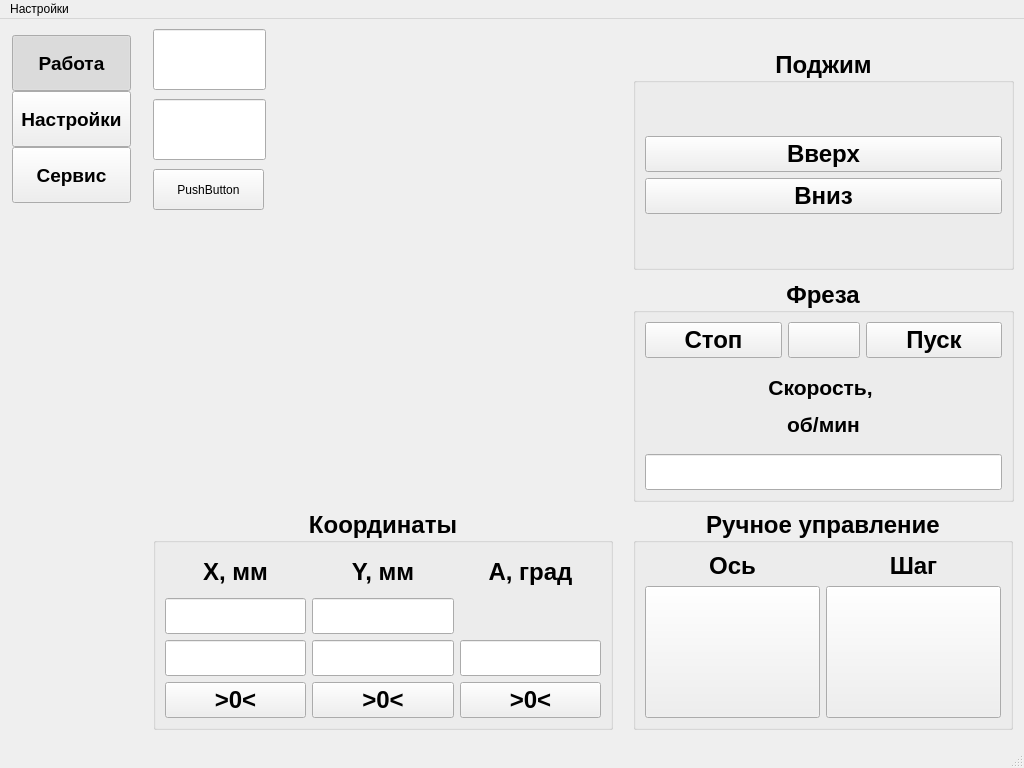
First picture: the form in mainwindow.ui, repository Wooferpenza/HMI, before the edit.
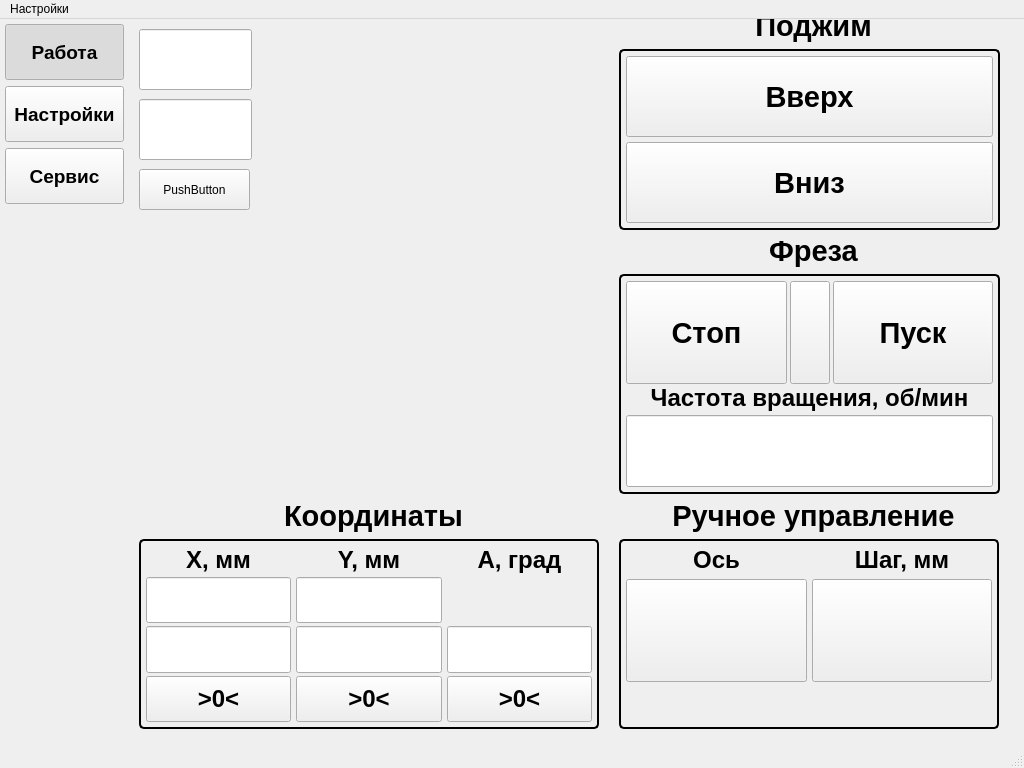
Second picture: the form after the edit. Custom widgets are drawn as their Qt base class.

The edit to the form file:
```diff
--- a/mainwindow.ui
+++ b/mainwindow.ui
@@ -47,20 +47,23 @@
     </property>
     <item>
      <layout class="QVBoxLayout" name="verticalLayout_nav">
+      <property name="spacing">
+       <number>6</number>
+      </property>
       <property name="sizeConstraint">
        <enum>QLayout::SizeConstraint::SetMinAndMaxSize</enum>
       </property>
       <property name="leftMargin">
-       <number>12</number>
+       <number>5</number>
       </property>
       <property name="topMargin">
-       <number>16</number>
+       <number>5</number>
       </property>
       <property name="rightMargin">
-       <number>12</number>
+       <number>5</number>
       </property>
       <property name="bottomMargin">
-       <number>16</number>
+       <number>5</number>
       </property>
       <item>
        <widget class="QToolButton" name="navButtonOverview">
@@ -285,17 +288,29 @@
           <property name="geometry">
            <rect>
             <x>10</x>
-            <y>490</y>
+            <y>480</y>
             <width>460</width>
-            <height>221</height>
+            <height>230</height>
            </rect>
           </property>
           <property name="font">
            <font>
-            <pointsize>18</pointsize>
+            <pointsize>22</pointsize>
             <bold>true</bold>
            </font>
           </property>
+          <property name="styleSheet">
+           <string notr="true">QGroupBox {
+    border: 2px solid #000000; /* 3px — толщина линии, solid — сплошная, дальше цвет */
+    border-radius: 5px;       /* Скругление углов (можно убрать) */
+    margin-top: 40px;         /* Отступ сверху, чтобы рамка не пересекала текст */
+}
+QGroupBox::title {
+    subcontrol-origin: margin;
+    subcontrol-position: top center; /* Позиция текста: слева (можно top center) */
+    padding: 0 5px;                /* Отступы слева/справа от текста */
+}</string>
+          </property>
           <property name="title">
            <string>Координаты</string>
           </property>
@@ -309,12 +324,36 @@
            <bool>false</bool>
           </property>
           <layout class="QHBoxLayout" name="horizontalLayout">
+           <property name="spacing">
+            <number>5</number>
+           </property>
+           <property name="leftMargin">
+            <number>5</number>
+           </property>
+           <property name="topMargin">
+            <number>5</number>
+           </property>
+           <property name="rightMargin">
+            <number>5</number>
+           </property>
+           <property name="bottomMargin">
+            <number>5</number>
+           </property>
            <item>
             <layout class="QGridLayout" name="gridLayout">
+             <property name="sizeConstraint">
+              <enum>QLayout::SizeConstraint::SetDefaultConstraint</enum>
+             </property>
+             <property name="horizontalSpacing">
+              <number>5</number>
+             </property>
+             <property name="verticalSpacing">
+              <number>3</number>
+             </property>
              <item row="2" column="2">
               <widget class="QLabel" name="label_2">
                <property name="sizePolicy">
-                <sizepolicy hsizetype="Minimum" vsizetype="Preferred">
+                <sizepolicy hsizetype="Minimum" vsizetype="Maximum">
                  <horstretch>0</horstretch>
                  <verstretch>0</verstretch>
                 </sizepolicy>
@@ -325,6 +364,12 @@
                  <height>0</height>
                 </size>
                </property>
+               <property name="font">
+                <font>
+                 <pointsize>18</pointsize>
+                 <bold>true</bold>
+                </font>
+               </property>
                <property name="text">
                 <string>Y, мм</string>
                </property>
@@ -336,7 +381,7 @@
              <item row="4" column="2">
               <widget class="NumericDisplay" name="yRelDisplay">
                <property name="sizePolicy">
-                <sizepolicy hsizetype="Minimum" vsizetype="Fixed">
+                <sizepolicy hsizetype="Minimum" vsizetype="Preferred">
                  <horstretch>0</horstretch>
                  <verstretch>0</verstretch>
                 </sizepolicy>
@@ -349,8 +394,8 @@
                </property>
                <property name="font">
                 <font>
-                 <pointsize>18</pointsize>
-                 <bold>false</bold>
+                 <pointsize>22</pointsize>
+                 <bold>true</bold>
                 </font>
                </property>
                <property name="mouseTracking">
@@ -373,7 +418,7 @@
              <item row="3" column="2">
               <widget class="NumericDisplay" name="yAbsDisplay">
                <property name="sizePolicy">
-                <sizepolicy hsizetype="Minimum" vsizetype="Fixed">
+                <sizepolicy hsizetype="Minimum" vsizetype="Preferred">
                  <horstretch>0</horstretch>
                  <verstretch>0</verstretch>
                 </sizepolicy>
@@ -386,8 +431,8 @@
                </property>
                <property name="font">
                 <font>
-                 <pointsize>18</pointsize>
-                 <bold>false</bold>
+                 <pointsize>22</pointsize>
+                 <bold>true</bold>
                 </font>
                </property>
                <property name="mouseTracking">
@@ -409,12 +454,24 @@
              </item>
              <item row="5" column="0">
               <widget class="MomentaryButton" name="xRstButton">
+               <property name="sizePolicy">
+                <sizepolicy hsizetype="Minimum" vsizetype="Preferred">
+                 <horstretch>0</horstretch>
+                 <verstretch>0</verstretch>
+                </sizepolicy>
+               </property>
                <property name="minimumSize">
                 <size>
                  <width>120</width>
                  <height>0</height>
                 </size>
                </property>
+               <property name="font">
+                <font>
+                 <pointsize>18</pointsize>
+                 <bold>true</bold>
+                </font>
+               </property>
                <property name="focusPolicy">
                 <enum>Qt::FocusPolicy::NoFocus</enum>
                </property>
@@ -426,7 +483,7 @@
              <item row="3" column="0">
               <widget class="NumericDisplay" name="xAbsDisplay">
                <property name="sizePolicy">
-                <sizepolicy hsizetype="Minimum" vsizetype="Fixed">
+                <sizepolicy hsizetype="Minimum" vsizetype="Preferred">
                  <horstretch>0</horstretch>
                  <verstretch>0</verstretch>
                 </sizepolicy>
@@ -439,8 +496,8 @@
                </property>
                <property name="font">
                 <font>
-                 <pointsize>18</pointsize>
-                 <bold>false</bold>
+                 <pointsize>22</pointsize>
+                 <bold>true</bold>
                 </font>
                </property>
                <property name="mouseTracking">
@@ -465,12 +522,24 @@
              </item>
              <item row="5" column="2">
               <widget class="MomentaryButton" name="yRstButton">
+               <property name="sizePolicy">
+                <sizepolicy hsizetype="Minimum" vsizetype="Preferred">
+                 <horstretch>0</horstretch>
+                 <verstretch>0</verstretch>
+                </sizepolicy>
+               </property>
                <property name="minimumSize">
                 <size>
                  <width>120</width>
                  <height>0</height>
                 </size>
                </property>
+               <property name="font">
+                <font>
+                 <pointsize>18</pointsize>
+                 <bold>true</bold>
+                </font>
+               </property>
                <property name="focusPolicy">
                 <enum>Qt::FocusPolicy::NoFocus</enum>
                </property>
@@ -482,7 +551,7 @@
              <item row="4" column="0">
               <widget class="NumericDisplay" name="xRelDisplay">
                <property name="sizePolicy">
-                <sizepolicy hsizetype="Minimum" vsizetype="Fixed">
+                <sizepolicy hsizetype="Minimum" vsizetype="Preferred">
                  <horstretch>0</horstretch>
                  <verstretch>0</verstretch>
                 </sizepolicy>
@@ -495,8 +564,8 @@
                </property>
                <property name="font">
                 <font>
-                 <pointsize>18</pointsize>
-                 <bold>false</bold>
+                 <pointsize>22</pointsize>
+                 <bold>true</bold>
                 </font>
                </property>
                <property name="mouseTracking">
@@ -519,7 +588,7 @@
              <item row="2" column="0">
               <widget class="QLabel" name="label">
                <property name="sizePolicy">
-                <sizepolicy hsizetype="Minimum" vsizetype="Preferred">
+                <sizepolicy hsizetype="Minimum" vsizetype="Maximum">
                  <horstretch>0</horstretch>
                  <verstretch>0</verstretch>
                 </sizepolicy>
@@ -530,6 +599,12 @@
                  <height>0</height>
                 </size>
                </property>
+               <property name="font">
+                <font>
+                 <pointsize>18</pointsize>
+                 <bold>true</bold>
+                </font>
+               </property>
                <property name="layoutDirection">
                 <enum>Qt::LayoutDirection::LeftToRight</enum>
                </property>
@@ -544,7 +619,7 @@
              <item row="4" column="3">
               <widget class="NumericDisplay" name="aRelDisplay">
                <property name="sizePolicy">
-                <sizepolicy hsizetype="Minimum" vsizetype="Fixed">
+                <sizepolicy hsizetype="Minimum" vsizetype="Preferred">
                  <horstretch>0</horstretch>
                  <verstretch>0</verstretch>
                 </sizepolicy>
@@ -557,8 +632,8 @@
                </property>
                <property name="font">
                 <font>
-                 <pointsize>18</pointsize>
-                 <bold>false</bold>
+                 <pointsize>22</pointsize>
+                 <bold>true</bold>
                 </font>
                </property>
                <property name="mouseTracking">
@@ -581,7 +656,7 @@
              <item row="5" column="3">
               <widget class="MomentaryButton" name="aRstButton">
                <property name="sizePolicy">
-                <sizepolicy hsizetype="Minimum" vsizetype="Fixed">
+                <sizepolicy hsizetype="Minimum" vsizetype="Preferred">
                  <horstretch>0</horstretch>
                  <verstretch>0</verstretch>
                 </sizepolicy>
@@ -592,6 +667,12 @@
                  <height>0</height>
                 </size>
                </property>
+               <property name="font">
+                <font>
+                 <pointsize>18</pointsize>
+                 <bold>true</bold>
+                </font>
+               </property>
                <property name="focusPolicy">
                 <enum>Qt::FocusPolicy::NoFocus</enum>
                </property>
@@ -603,7 +684,7 @@
              <item row="2" column="3">
               <widget class="QLabel" name="label_3">
                <property name="sizePolicy">
-                <sizepolicy hsizetype="Minimum" vsizetype="Preferred">
+                <sizepolicy hsizetype="Minimum" vsizetype="Maximum">
                  <horstretch>0</horstretch>
                  <verstretch>0</verstretch>
                 </sizepolicy>
@@ -614,6 +695,12 @@
                  <height>0</height>
                 </size>
                </property>
+               <property name="font">
+                <font>
+                 <pointsize>18</pointsize>
+                 <bold>true</bold>
+                </font>
+               </property>
                <property name="text">
                 <string>A, град</string>
                </property>
@@ -630,17 +717,29 @@
           <property name="geometry">
            <rect>
             <x>490</x>
-            <y>490</y>
+            <y>480</y>
             <width>380</width>
-            <height>221</height>
+            <height>230</height>
            </rect>
           </property>
           <property name="font">
            <font>
-            <pointsize>18</pointsize>
+            <pointsize>22</pointsize>
             <bold>true</bold>
            </font>
           </property>
+          <property name="styleSheet">
+           <string notr="true">QGroupBox {
+    border: 2px solid #000000; /* 3px — толщина линии, solid — сплошная, дальше цвет */
+    border-radius: 5px;       /* Скругление углов (можно убрать) */
+    margin-top: 40px;         /* Отступ сверху, чтобы рамка не пересекала текст */
+}
+QGroupBox::title {
+    subcontrol-origin: margin;
+    subcontrol-position: top center; /* Позиция текста: слева (можно top center) */
+    padding: 0 5px;                /* Отступы слева/справа от текста */
+}</string>
+          </property>
           <property name="title">
            <string>Ручное управление</string>
           </property>
@@ -654,8 +753,26 @@
            <bool>false</bool>
           </property>
           <layout class="QHBoxLayout" name="horizontalLayout_2">
+           <property name="spacing">
+            <number>5</number>
+           </property>
+           <property name="leftMargin">
+            <number>5</number>
+           </property>
+           <property name="topMargin">
+            <number>5</number>
+           </property>
+           <property name="rightMargin">
+            <number>5</number>
+           </property>
+           <property name="bottomMargin">
+            <number>5</number>
+           </property>
            <item>
             <layout class="QGridLayout" name="gridLayout_2">
+             <property name="spacing">
+              <number>5</number>
+             </property>
              <item row="3" column="0">
               <widget class="MultiStateButton" name="manualAxisSelect">
                <property name="sizePolicy">
@@ -664,6 +781,12 @@
                  <verstretch>0</verstretch>
                 </sizepolicy>
                </property>
+               <property name="font">
+                <font>
+                 <pointsize>20</pointsize>
+                 <bold>true</bold>
+                </font>
+               </property>
                <property name="focusPolicy">
                 <enum>Qt::FocusPolicy::NoFocus</enum>
                </property>
@@ -693,6 +816,12 @@
                  <verstretch>0</verstretch>
                 </sizepolicy>
                </property>
+               <property name="font">
+                <font>
+                 <pointsize>22</pointsize>
+                 <bold>true</bold>
+                </font>
+               </property>
                <property name="focusPolicy">
                 <enum>Qt::FocusPolicy::NoFocus</enum>
                </property>
@@ -717,6 +846,34 @@
                </property>
               </widget>
              </item>
+             <item row="2" column="2">
+              <widget class="QLabel" name="label_4">
+               <property name="sizePolicy">
+                <sizepolicy hsizetype="Minimum" vsizetype="Preferred">
+                 <horstretch>0</horstretch>
+                 <verstretch>0</verstretch>
+                </sizepolicy>
+               </property>
+               <property name="minimumSize">
+                <size>
+                 <width>120</width>
+                 <height>0</height>
+                </size>
+               </property>
+               <property name="font">
+                <font>
+                 <pointsize>18</pointsize>
+                 <bold>true</bold>
+                </font>
+               </property>
+               <property name="text">
+                <string>Шаг, мм</string>
+               </property>
+               <property name="alignment">
+                <set>Qt::AlignmentFlag::AlignCenter</set>
+               </property>
+              </widget>
+             </item>
              <item row="2" column="0">
               <widget class="QLabel" name="label_5">
                <property name="sizePolicy">
@@ -731,6 +888,12 @@
                  <height>0</height>
                 </size>
                </property>
+               <property name="font">
+                <font>
+                 <pointsize>18</pointsize>
+                 <bold>true</bold>
+                </font>
+               </property>
                <property name="layoutDirection">
                 <enum>Qt::LayoutDirection::LeftToRight</enum>
                </property>
@@ -742,27 +905,21 @@
                </property>
               </widget>
              </item>
-             <item row="2" column="2">
-              <widget class="QLabel" name="label_4">
-               <property name="sizePolicy">
-                <sizepolicy hsizetype="Minimum" vsizetype="Preferred">
-                 <horstretch>0</horstretch>
-                 <verstretch>0</verstretch>
-                </sizepolicy>
+             <item row="4" column="0">
+              <spacer name="verticalSpacer">
+               <property name="orientation">
+                <enum>Qt::Orientation::Vertical</enum>
                </property>
-               <property name="minimumSize">
+               <property name="sizeType">
+                <enum>QSizePolicy::Policy::Fixed</enum>
+               </property>
+               <property name="sizeHint" stdset="0">
                 <size>
-                 <width>120</width>
-                 <height>0</height>
+                 <width>20</width>
+                 <height>40</height>
                 </size>
                </property>
-               <property name="text">
-                <string>Шаг</string>
-               </property>
-               <property name="alignment">
-                <set>Qt::AlignmentFlag::AlignCenter</set>
-               </property>
-              </widget>
+              </spacer>
              </item>
             </layout>
            </item>
@@ -772,17 +929,29 @@
           <property name="geometry">
            <rect>
             <x>490</x>
-            <y>260</y>
+            <y>215</y>
             <width>381</width>
-            <height>223</height>
+            <height>260</height>
            </rect>
           </property>
           <property name="font">
            <font>
-            <pointsize>18</pointsize>
+            <pointsize>22</pointsize>
             <bold>true</bold>
            </font>
           </property>
+          <property name="styleSheet">
+           <string notr="true">QGroupBox {
+    border: 2px solid #000000; /* 3px — толщина линии, solid — сплошная, дальше цвет */
+    border-radius: 5px;       /* Скругление углов (можно убрать) */
+    margin-top: 40px;         /* Отступ сверху, чтобы рамка не пересекала текст */
+}
+QGroupBox::title {
+    subcontrol-origin: margin;
+    subcontrol-position: top center; /* Позиция текста: слева (можно top center) */
+    padding: 0 5px;                /* Отступы слева/справа от текста */
+}</string>
+          </property>
           <property name="title">
            <string>Фреза</string>
           </property>
@@ -796,10 +965,43 @@
            <bool>false</bool>
           </property>
           <layout class="QVBoxLayout" name="verticalLayout_2">
+           <property name="spacing">
+            <number>0</number>
+           </property>
+           <property name="leftMargin">
+            <number>5</number>
+           </property>
+           <property name="topMargin">
+            <number>5</number>
+           </property>
+           <property name="rightMargin">
+            <number>5</number>
+           </property>
+           <property name="bottomMargin">
+            <number>5</number>
+           </property>
            <item>
             <layout class="QHBoxLayout" name="horizontalLayout_3">
+             <property name="spacing">
+              <number>3</number>
+             </property>
+             <property name="sizeConstraint">
+              <enum>QLayout::SizeConstraint::SetDefaultConstraint</enum>
+             </property>
              <item>
               <widget class="MomentaryButton" name="cutStopButton">
+               <property name="sizePolicy">
+                <sizepolicy hsizetype="Minimum" vsizetype="Preferred">
+                 <horstretch>0</horstretch>
+                 <verstretch>0</verstretch>
+                </sizepolicy>
+               </property>
+               <property name="font">
+                <font>
+                 <pointsize>22</pointsize>
+                 <bold>true</bold>
+                </font>
+               </property>
                <property name="focusPolicy">
                 <enum>Qt::FocusPolicy::NoFocus</enum>
                </property>
@@ -811,7 +1013,7 @@
              <item>
               <widget class="ToggleButton" name="cutRunToggle">
                <property name="sizePolicy">
-                <sizepolicy hsizetype="Maximum" vsizetype="Fixed">
+                <sizepolicy hsizetype="Maximum" vsizetype="Preferred">
                  <horstretch>0</horstretch>
                  <verstretch>0</verstretch>
                 </sizepolicy>
@@ -819,6 +1021,12 @@
                <property name="focusPolicy">
                 <enum>Qt::FocusPolicy::NoFocus</enum>
                </property>
+               <property name="autoFillBackground">
+                <bool>false</bool>
+               </property>
+               <property name="checked">
+                <bool>false</bool>
+               </property>
                <property name="stateTexts" stdset="0">
                 <stringlist/>
                </property>
@@ -826,6 +1034,18 @@
              </item>
              <item>
               <widget class="MomentaryButton" name="cutStartButton">
+               <property name="sizePolicy">
+                <sizepolicy hsizetype="Minimum" vsizetype="Preferred">
+                 <horstretch>0</horstretch>
+                 <verstretch>0</verstretch>
+                </sizepolicy>
+               </property>
+               <property name="font">
+                <font>
+                 <pointsize>22</pointsize>
+                 <bold>true</bold>
+                </font>
+               </property>
                <property name="focusPolicy">
                 <enum>Qt::FocusPolicy::NoFocus</enum>
                </property>
@@ -838,10 +1058,13 @@
            </item>
            <item>
             <layout class="QVBoxLayout" name="verticalLayout">
+             <property name="spacing">
+              <number>3</number>
+             </property>
              <item>
               <widget class="QLabel" name="label_7">
                <property name="sizePolicy">
-                <sizepolicy hsizetype="Minimum" vsizetype="Preferred">
+                <sizepolicy hsizetype="Minimum" vsizetype="Fixed">
                  <horstretch>0</horstretch>
                  <verstretch>0</verstretch>
                 </sizepolicy>
@@ -852,11 +1075,18 @@
                  <height>0</height>
                 </size>
                </property>
+               <property name="font">
+                <font>
+                 <pointsize>18</pointsize>
+                 <bold>true</bold>
+                 <kerning>false</kerning>
+                </font>
+               </property>
                <property name="layoutDirection">
                 <enum>Qt::LayoutDirection::LeftToRight</enum>
                </property>
                <property name="text">
-                <string>&lt;html&gt;&lt;head/&gt;&lt;body&gt;&lt;p&gt;&lt;span style=&quot; font-size:16pt;&quot;&gt;Скорость, &lt;/span&gt;&lt;/p&gt;&lt;p&gt;&lt;span style=&quot; font-size:16pt;&quot;&gt;об/мин&lt;/span&gt;&lt;/p&gt;&lt;/body&gt;&lt;/html&gt;</string>
+                <string>Частота вращения, об/мин</string>
                </property>
                <property name="alignment">
                 <set>Qt::AlignmentFlag::AlignCenter</set>
@@ -866,7 +1096,7 @@
              <item>
               <widget class="NumericDisplay" name="cutSpeedDisplay">
                <property name="sizePolicy">
-                <sizepolicy hsizetype="Minimum" vsizetype="Fixed">
+                <sizepolicy hsizetype="Minimum" vsizetype="Preferred">
                  <horstretch>0</horstretch>
                  <verstretch>0</verstretch>
                 </sizepolicy>
@@ -874,13 +1104,13 @@
                <property name="minimumSize">
                 <size>
                  <width>120</width>
-                 <height>0</height>
+                 <height>60</height>
                 </size>
                </property>
                <property name="font">
                 <font>
-                 <pointsize>18</pointsize>
-                 <bold>false</bold>
+                 <pointsize>24</pointsize>
+                 <bold>true</bold>
                 </font>
                </property>
                <property name="mouseTracking">
@@ -908,17 +1138,29 @@
           <property name="geometry">
            <rect>
             <x>490</x>
-            <y>30</y>
+            <y>-10</y>
             <width>381</width>
             <height>221</height>
            </rect>
           </property>
           <property name="font">
            <font>
-            <pointsize>18</pointsize>
+            <pointsize>22</pointsize>
             <bold>true</bold>
            </font>
           </property>
+          <property name="styleSheet">
+           <string notr="true">QGroupBox {
+    border: 2px solid #000000; /* 3px — толщина линии, solid — сплошная, дальше цвет */
+    border-radius: 5px;       /* Скругление углов (можно убрать) */
+    margin-top: 40px;         /* Отступ сверху, чтобы рамка не пересекала текст */
+}
+QGroupBox::title {
+    subcontrol-origin: margin;
+    subcontrol-position: top center; /* Позиция текста: слева (можно top center) */
+    padding: 0 5px;                /* Отступы слева/справа от текста */
+}</string>
+          </property>
           <property name="title">
            <string>Поджим</string>
           </property>
@@ -932,10 +1174,37 @@
            <bool>false</bool>
           </property>
           <layout class="QVBoxLayout" name="verticalLayout_3">
+           <property name="spacing">
+            <number>5</number>
+           </property>
+           <property name="leftMargin">
+            <number>5</number>
+           </property>
+           <property name="topMargin">
+            <number>5</number>
+           </property>
+           <property name="rightMargin">
+            <number>5</number>
+           </property>
+           <property name="bottomMargin">
+            <number>5</number>
+           </property>
            <item>
             <layout class="QVBoxLayout" name="verticalLayout_4">
              <item>
               <widget class="MomentaryButton" name="clumpUpButton">
+               <property name="sizePolicy">
+                <sizepolicy hsizetype="Minimum" vsizetype="Preferred">
+                 <horstretch>0</horstretch>
+                 <verstretch>0</verstretch>
+                </sizepolicy>
+               </property>
+               <property name="font">
+                <font>
+                 <pointsize>22</pointsize>
+                 <bold>true</bold>
+                </font>
+               </property>
                <property name="focusPolicy">
                 <enum>Qt::FocusPolicy::NoFocus</enum>
                </property>
@@ -946,6 +1215,18 @@
              </item>
              <item>
               <widget class="MomentaryButton" name="clumpDownButton">
+               <property name="sizePolicy">
+                <sizepolicy hsizetype="Minimum" vsizetype="Preferred">
+                 <horstretch>0</horstretch>
+                 <verstretch>0</verstretch>
+                </sizepolicy>
+               </property>
+               <property name="font">
+                <font>
+                 <pointsize>22</pointsize>
+                 <bold>true</bold>
+                </font>
+               </property>
                <property name="focusPolicy">
                 <enum>Qt::FocusPolicy::NoFocus</enum>
                </property>
```
Left out of the diff: 135 changed lines with no effect on the pictures.
